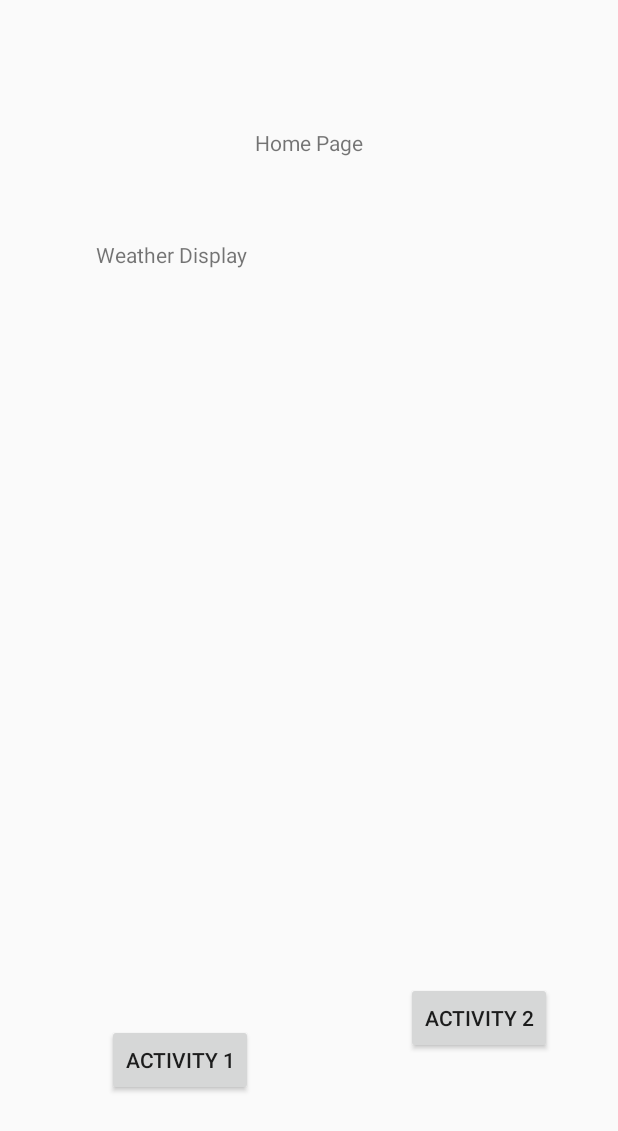
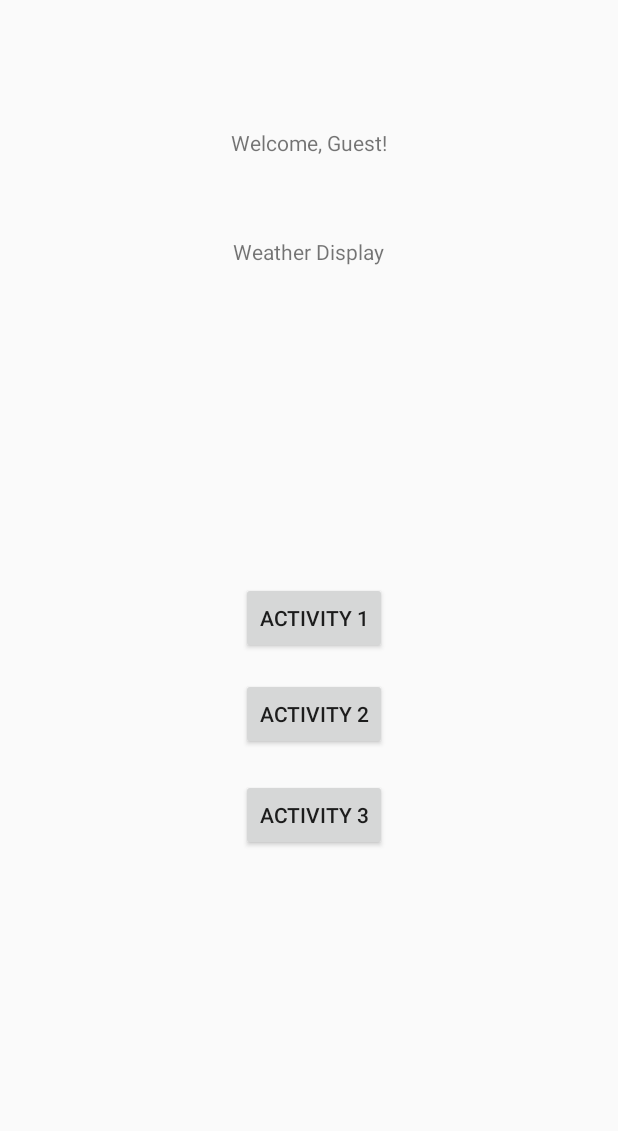
Before and after one commit to mik3ds/EZ-Way-Accessable-Journey-Planner, an Android app: the screen it shows after launch (MainActivity), on a phone screen of 412 x 824 dp. Shown: the top 1131 px of the screen. Run offline under Robolectric (Android 15) with nearby library versions, the phone set to English and light mode, and no system bars.

Commit message:
add change

```diff
--- a/app/build.gradle
+++ b/app/build.gradle
@@ -22,7 +22,11 @@ dependencies {
     implementation fileTree(dir: 'libs', include: ['*.jar'])
     implementation 'com.android.support:appcompat-v7:28.0.0-rc01'
     implementation 'com.android.support.constraint:constraint-layout:1.1.2'
+    implementation 'com.android.support:design:27.1.0'
     testImplementation 'junit:junit:4.12'
     androidTestImplementation 'com.android.support.test:runner:1.0.2'
     androidTestImplementation 'com.android.support.test.espresso:espresso-core:3.0.2'
+    compile('com.mapquest:mapping-android-sdk:1.3.2@aar') {
+        transitive = true
+    }
 }
--- a/app/src/main/AndroidManifest.xml
+++ b/app/src/main/AndroidManifest.xml
@@ -2,6 +2,8 @@
 <manifest xmlns:android="http://schemas.android.com/apk/res/android"
     package="com.example.user.testnav2">
     <uses-permission android:name="android.permission.INTERNET" />
+    <uses-permission android:name="android.permission.ACCESS_COARSE_LOCATION" />
+    <uses-permission android:name="android.permission.ACCESS_FINE_LOCATION" />
     <application
         android:allowBackup="true"
         android:icon="@mipmap/ic_launcher"
@@ -19,6 +21,7 @@
         </activity>
         <activity android:name=".Main1Activity" />
         <activity android:name=".Main2Activity" />
+        <activity android:name=".MapActivity" />
         <activity android:name=".Main1ActivityEdit"></activity>
     </application>
 
--- a/app/src/main/java/com/example/user/testnav2/Main1Activity.java
+++ b/app/src/main/java/com/example/user/testnav2/Main1Activity.java
@@ -12,7 +12,6 @@ import android.widget.TextView;
 public class Main1Activity extends AppCompatActivity {
 
     private SharedPreferences mPreferences;
-   //comment add a comment
 
     @Override
     protected void onCreate(Bundle savedInstanceState) {
--- a/app/src/main/java/com/example/user/testnav2/MainActivity.java
+++ b/app/src/main/java/com/example/user/testnav2/MainActivity.java
@@ -36,7 +36,8 @@ public class MainActivity extends AppCompatActivity {
         StrictMode.setThreadPolicy(policy);
 
         configureNavButton1();
-        configureNavButtton2();
+        configureNavButton2();
+        configureNavButton3();
         configureWeatherDisplay();
         configureUserName();
     }
@@ -58,12 +59,22 @@ public class MainActivity extends AppCompatActivity {
         });
     }
 
-    private void configureNavButtton2() {
+    private void configureNavButton2() {
         Button navbutton2 = (Button) findViewById(R.id.navbutton2);
         navbutton2.setOnClickListener(new View.OnClickListener() {
             @Override
             public void onClick(View view) {
                 startActivity(new Intent(MainActivity.this, Main2Activity.class));
+            }
+        });
+    }
+
+    private void configureNavButton3() {
+        Button navbutton3 = (Button) findViewById(R.id.navbutton3);
+        navbutton3.setOnClickListener(new View.OnClickListener() {
+            @Override
+            public void onClick(View view) {
+                startActivity(new Intent(MainActivity.this, MapActivity.class));
             }
         });
     }
--- a/app/src/main/res/layout/activity_main.xml
+++ b/app/src/main/res/layout/activity_main.xml
@@ -7,6 +7,7 @@
     tools:context=".MainActivity">
 
     <TextView
+        android:id="@+id/welcometext"
         android:layout_width="wrap_content"
         android:layout_height="wrap_content"
         android:layout_alignParentTop="true"
@@ -18,30 +19,38 @@
         android:id="@+id/navbutton1"
         android:layout_width="wrap_content"
         android:layout_height="wrap_content"
-        android:layout_alignParentBottom="true"
-        android:layout_alignParentStart="true"
-        android:layout_marginBottom="93dp"
-        android:layout_marginStart="71dp"
+        android:layout_alignEnd="@+id/welcometext"
+        android:layout_alignRight="@+id/welcometext"
+        android:layout_centerVertical="true"
         android:text="Activity 1" />
 
     <Button
         android:id="@+id/navbutton2"
         android:layout_width="wrap_content"
         android:layout_height="wrap_content"
-        android:layout_alignParentBottom="true"
-        android:layout_alignParentEnd="true"
-        android:layout_marginBottom="121dp"
-        android:layout_marginEnd="44dp"
+        android:layout_alignLeft="@+id/navbutton1"
+        android:layout_alignStart="@+id/navbutton1"
+        android:layout_alignTop="@+id/navbutton1"
+        android:layout_marginTop="64dp"
         android:text="Activity 2" />
+
+    <Button
+        android:id="@+id/navbutton3"
+        android:layout_width="wrap_content"
+        android:layout_height="wrap_content"
+        android:layout_alignLeft="@+id/navbutton2"
+        android:layout_alignStart="@+id/navbutton2"
+        android:layout_alignTop="@+id/navbutton2"
+        android:layout_marginTop="67dp"
+        android:text="Activity 3" />
 
     <TextView
         android:id="@+id/homeWeatherText"
         android:layout_width="wrap_content"
         android:layout_height="wrap_content"
-        android:layout_alignParentStart="true"
-        android:layout_alignParentTop="true"
-        android:layout_marginStart="64dp"
-        android:layout_marginTop="160dp"
+        android:layout_below="@+id/welcometext"
+        android:layout_centerHorizontal="true"
+        android:layout_marginTop="53dp"
         android:text="Weather Display" />
 
 </RelativeLayout>
--- a/build.gradle
+++ b/build.gradle
@@ -21,6 +21,11 @@ allprojects {
         jcenter()
     }
 }
+allprojects {
+    repositories {
+        maven { url 'http://artifactory.cloud.mapquest.com/artifactory/et-android-binaries' }
+    }
+}
 
 task clean(type: Delete) {
     delete rootProject.buildDir
```
Also changed, not shown: app/src/main/java/com/example/user/testnav2/LocationUtils.java (added, +58 -0 lines), app/src/main/java/com/example/user/testnav2/MapActivity.java (added, +100 -0 lines), app/src/main/res/layout/activity_map.xml (added, +18 -0 lines).
